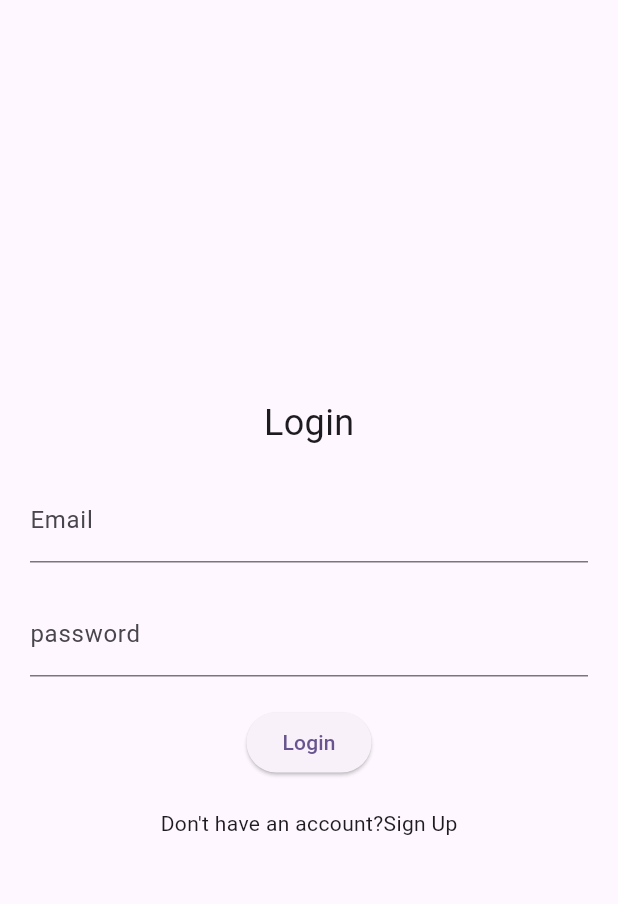
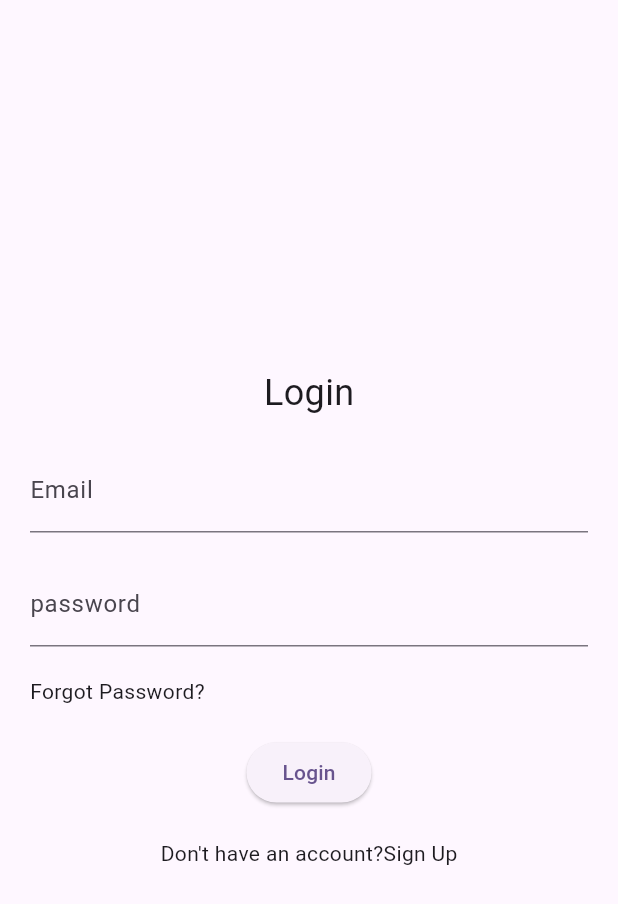
Before and after one commit to PRANAW2004/deblur, a Flutter app: the screen it shows after launch, after a tap on "Login", on a phone screen of 412 x 824 dp. Shown: the top 904 px of the screen. Run offline on Flutter 3.47's test engine with Material 3 defaults, Android fonts, the phone set to English and light mode, and no system bars; our stand-ins replace dio, flutter_dotenv, flutter_secure_storage; network calls fail.

Commit message:
Add Login, SignUp, Password Reset and Persistent Login

```diff
--- /dev/null
+++ b/app/deblur_frontend/lib/Login and SignUp/loginPage.dart
@@ -0,0 +1,109 @@
+import 'package:deblur_frontend/Login%20and%20SignUp/forgotPasswordverify.dart';
+import 'package:deblur_frontend/Login%20and%20SignUp/signupPage.dart';
+import 'package:deblur_frontend/homePage.dart';
+import 'package:deblur_frontend/secure_storage/secure_storage.dart';
+import 'package:dio/dio.dart';
+import 'package:flutter/material.dart';
+import 'package:flutter_dotenv/flutter_dotenv.dart';
+import '../toastMessage.dart';
+
+class LoginPage extends StatefulWidget {
+  const LoginPage({super.key});
+
+  @override
+  State<LoginPage> createState() => _LoginPage();
+}
+
+class _LoginPage extends State<LoginPage> {
+  final dio = Dio();
+
+  TextEditingController emailController = TextEditingController();
+  TextEditingController passwordController = TextEditingController();
+
+  Future<void> login() async {
+    try {
+      final baseUrl = dotenv.env['SERVER_URL'];
+      Response response;
+      response = await dio.post(
+        "${baseUrl}/login",
+        data: {
+          "email": emailController.text.trim(),
+          "password": passwordController.text.trim(),
+        },
+      );
+      print(response.data["error"].toString());
+      if (response.data["message"].toString() == "success") {
+        showSnackBar(context, "Login Successful",color: Colors.green);
+        final refreshToken = response.data["refreshToken"];
+        await AuthStorage.saveRefreshToken(refreshToken);
+        Navigator.pushAndRemoveUntil(context, MaterialPageRoute(builder: (context) => HomePage()), (route) => false);
+      }else{
+        showSnackBar(context, response.data["error"].toString(), color:Colors.red);
+      }
+    } catch (err) {
+      print(err);
+    }
+  }
+
+  @override
+  Widget build(BuildContext context) {
+    return Scaffold(
+      body: Center(
+        child: Padding(
+          padding: EdgeInsets.only(left: 20, right: 20),
+          child: Column(
+            mainAxisSize: MainAxisSize.min,
+            children: [
+              Text("Login", style: TextStyle(fontSize: 24)),
+              SizedBox(height: 20),
+              TextField(
+                decoration: InputDecoration(labelText: "Email"),
+                controller: emailController,
+              ),
+              SizedBox(height: 20),
+              TextField(
+                decoration: InputDecoration(labelText: "password"),
+                obscureText: true,
+                controller: passwordController,
+              ),
+              SizedBox(height: 20),
+              Align(
+                alignment: Alignment.centerLeft,
+                child: GestureDetector(
+                  onTap: () {
+                    Navigator.push(context, MaterialPageRoute(builder: (context) => ForgotPassword()));
+                  },
+                  child: const Text("Forgot Password?"),
+                ),
+              ),
+
+              SizedBox(height: 20),
+              ElevatedButton(
+                child: Text("Login"),
+                onPressed: () {
+                  login();
+                },
+              ),
+              SizedBox(height: 20),
+              Row(
+                mainAxisAlignment: MainAxisAlignment.center,
+                children: [
+                  Text("Don't have an account?"),
+                  GestureDetector(
+                    child: Text("Sign Up"),
+                    onTap: () {
+                      Navigator.push(
+                        context,
+                        MaterialPageRoute(builder: (context) => SignupPage()),
+                      );
+                    },
+                  ),
+                ],
+              ),
+            ],
+          ),
+        ),
+      ),
+    );
+  }
+}
--- a/app/deblur_frontend/lib/UI/Login and SignUp/loginPage.dart
+++ /dev/null
@@ -1,47 +0,0 @@
-import 'package:deblur_frontend/UI/Login%20and%20SignUp/signupPage.dart';
-import 'package:flutter/material.dart';
-
-class LoginPage extends StatefulWidget{
-  const LoginPage({super.key});
-
-  @override
-  State<LoginPage> createState() => _LoginPage();
-}
-
-class _LoginPage extends State<LoginPage>{
-  @override
-  Widget build(BuildContext context){
-    return Scaffold(
-      body:  Center(
-        child: Padding(
-          padding: EdgeInsets.only(left:20,right: 20),
-        child: Column(
-          mainAxisSize: MainAxisSize.min, // VERY IMPORTANT
-
-          children: [
-            Text(
-              "Login",
-              style: TextStyle(fontSize: 24),
-            ),
-            SizedBox(height: 20),
-            TextField(decoration: InputDecoration(labelText: "Email"),),
-            SizedBox(height: 20),
-            TextField(decoration: InputDecoration(labelText: "password"),obscureText: true,),
-            SizedBox(height:20),
-            ElevatedButton(child:Text("Login"), onPressed:() {print("Button is pressed");},),
-            SizedBox(height:20),
-            Row(
-              mainAxisAlignment: MainAxisAlignment.center,
-              children: [
-              Text("Don't have an account?"),
-              GestureDetector(child: Text("Sign Up"),onTap: (){
-                  Navigator.push(context, MaterialPageRoute(builder: (context) => SignupPage()));
-                },)
-            ],)
-          ],
-        ),
-        ),
-      ),
-    );
-  }
-}
--- a/app/deblur_frontend/lib/main.dart
+++ b/app/deblur_frontend/lib/main.dart
@@ -1,16 +1,20 @@
-import 'package:deblur_frontend/UI/Login%20and%20SignUp/loginPage.dart';
-import 'package:deblur_frontend/UI/Login%20and%20SignUp/otpVerifyPage.dart';
+import 'package:deblur_frontend/Login%20and%20SignUp/loginPage.dart';
+import 'package:deblur_frontend/Login%20and%20SignUp/otpVerifyPage.dart';
+import 'package:deblur_frontend/homePage.dart';
+import 'package:deblur_frontend/secure_storage/secure_storage.dart';
 import 'package:flutter/material.dart';
 import 'package:flutter_dotenv/flutter_dotenv.dart';
 
 
 Future<void> main() async {
   await dotenv.load(fileName: ".env");
-  runApp(const MyApp());
+  final refreshToken = await AuthStorage.getRefreshToken();
+  runApp(MyApp( isLoggedIn: refreshToken != null,));
 }
 
 class MyApp extends StatelessWidget {
-  const MyApp({super.key});
+  final bool isLoggedIn;
+  const MyApp({super.key, required this.isLoggedIn});
 
   @override
   Widget build(BuildContext context) {
@@ -20,7 +24,7 @@ class MyApp extends StatelessWidget {
         colorScheme: .fromSeed(seedColor: Colors.deepPurple),
       ),
       debugShowCheckedModeBanner: false,
-      home: LoginPage(),
+      home: isLoggedIn?HomePage():LoginPage(),
     );
   }
 }
--- /dev/null
+++ b/app/deblur_frontend/lib/secure_storage/secure_storage.dart
@@ -0,0 +1,19 @@
+import 'package:flutter_secure_storage/flutter_secure_storage.dart';
+
+class AuthStorage {
+  static const _storage = FlutterSecureStorage();
+
+  static const _refreshTokenKey = "refresh_token";
+
+  static Future<void> saveRefreshToken(String token) async {
+    await _storage.write(key: _refreshTokenKey, value: token);
+  }
+
+  static Future<String?> getRefreshToken() async {
+    return await _storage.read(key: _refreshTokenKey);
+  }
+
+  static Future<void> clear() async {
+    await _storage.deleteAll();
+  }
+}
--- a/app/deblur_frontend/pubspec.yaml
+++ b/app/deblur_frontend/pubspec.yaml
@@ -36,6 +36,7 @@ dependencies:
   cupertino_icons: ^1.0.8
   flutter_dotenv: ^6.0.0
   dio: ^5.9.0
+  flutter_secure_storage: ^10.0.0
 
 dev_dependencies:
   flutter_test:
```
Also changed, not shown: app/deblur_frontend/lib/Login and SignUp/forgotPasswordReset.dart (added, +95 -0 lines), app/deblur_frontend/lib/Login and SignUp/forgotPasswordverify.dart (added, +66 -0 lines), app/deblur_frontend/lib/Login and SignUp/otpVerifyPage.dart (added, +127 -0 lines), app/deblur_frontend/lib/Login and SignUp/signupPage.dart (renamed from app/deblur_frontend/lib/UI/Login and SignUp/signupPage.dart, +8 -1 lines), app/deblur_frontend/lib/UI/Login and SignUp/otpVerifyPage.dart (deleted, +0 -85 lines), app/deblur_frontend/lib/homePage.dart (added, +35 -0 lines), app/deblur_frontend/lib/toastMessage.dart (added, +14 -0 lines), app/deblur_frontend/pubspec.lock, 6 other files.
